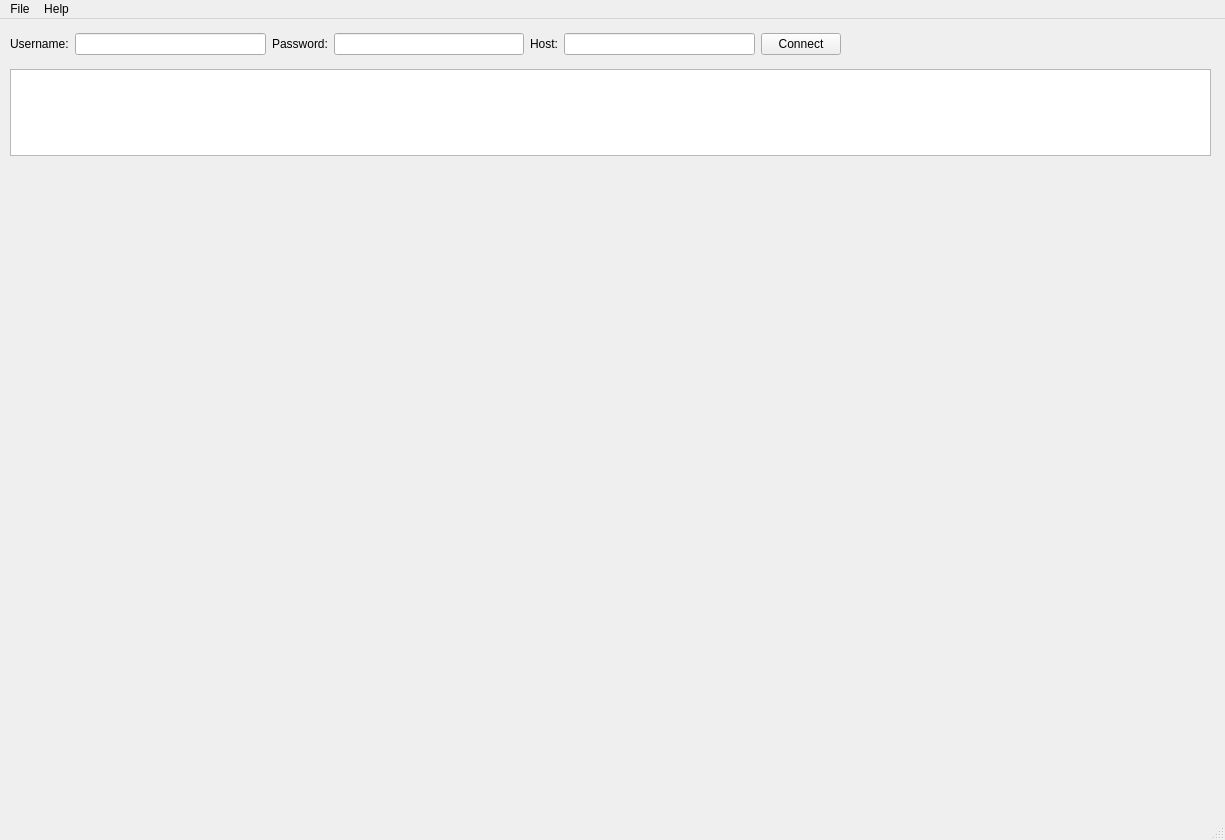
Above: client/GUI/BaseWindows.ui from dglha/ftp-python before the change. Below: the same form after it.
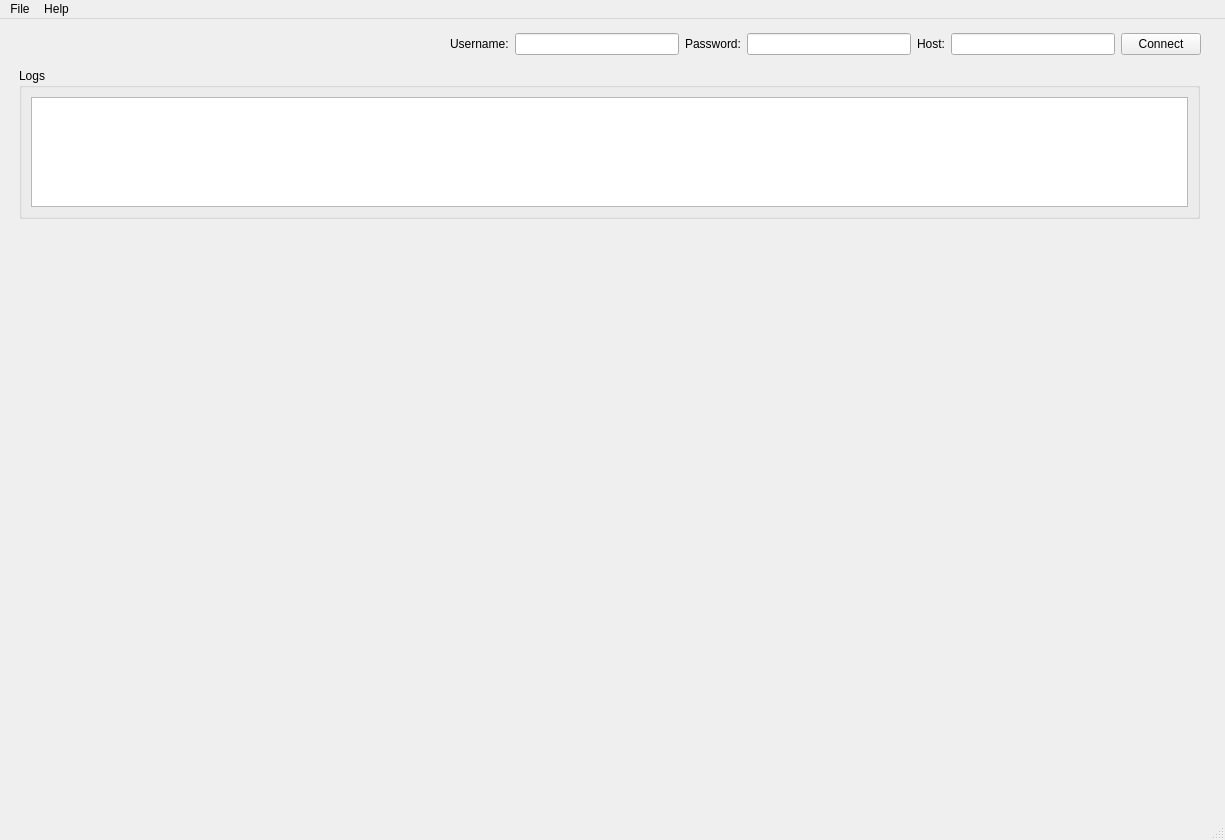
That is the form after the change.

The edit to the form file:
```diff
--- a/client/GUI/BaseWindows.ui
+++ b/client/GUI/BaseWindows.ui
@@ -26,12 +26,12 @@
    <string>MainWindow</string>
   </property>
   <widget class="QWidget" name="centralwidget">
-   <widget class="QWidget" name="">
+   <widget class="QWidget" name="layoutWidget">
     <property name="geometry">
      <rect>
-      <x>10</x>
+      <x>450</x>
       <y>10</y>
-      <width>831</width>
+      <width>751</width>
       <height>30</height>
      </rect>
     </property>
@@ -40,7 +40,7 @@
       <widget class="QLabel" name="userLabel">
        <property name="font">
         <font>
-         <family>Arial</family>
+         <family>MS Shell Dlg 2</family>
          <pointsize>9</pointsize>
         </font>
        </property>
@@ -56,7 +56,7 @@
       <widget class="QLabel" name="passLabel">
        <property name="font">
         <font>
-         <family>Arial</family>
+         <family>MS Shell Dlg 2</family>
          <pointsize>9</pointsize>
         </font>
        </property>
@@ -79,7 +79,7 @@
       <widget class="QLabel" name="hostLabel">
        <property name="font">
         <font>
-         <family>Arial</family>
+         <family>MS Shell Dlg 2</family>
          <pointsize>9</pointsize>
         </font>
        </property>
@@ -100,27 +100,39 @@
      </item>
     </layout>
    </widget>
-   <widget class="QTextEdit" name="statusTextEdit">
-    <property name="geometry">
-     <rect>
-      <x>10</x>
-      <y>50</y>
-      <width>1201</width>
-      <height>87</height>
-     </rect>
-    </property>
-   </widget>
    <widget class="QWidget" name="horizontalLayoutWidget">
     <property name="geometry">
      <rect>
       <x>10</x>
-      <y>150</y>
+      <y>200</y>
       <width>1201</width>
-      <height>631</height>
+      <height>581</height>
      </rect>
     </property>
     <layout class="QHBoxLayout" name="mainLayout"/>
    </widget>
+   <widget class="QGroupBox" name="logGroupBox">
+    <property name="geometry">
+     <rect>
+      <x>19</x>
+      <y>49</y>
+      <width>1181</width>
+      <height>151</height>
+     </rect>
+    </property>
+    <property name="title">
+     <string>Logs</string>
+    </property>
+    <layout class="QVBoxLayout" name="verticalLayout">
+     <item>
+      <widget class="QTextEdit" name="statusTextEdit">
+       <property name="enabled">
+        <bool>true</bool>
+       </property>
+      </widget>
+     </item>
+    </layout>
+   </widget>
   </widget>
   <widget class="QMenuBar" name="menubar">
    <property name="geometry">
```
Left out of the diff: 12 changed lines with no effect on the pictures.
